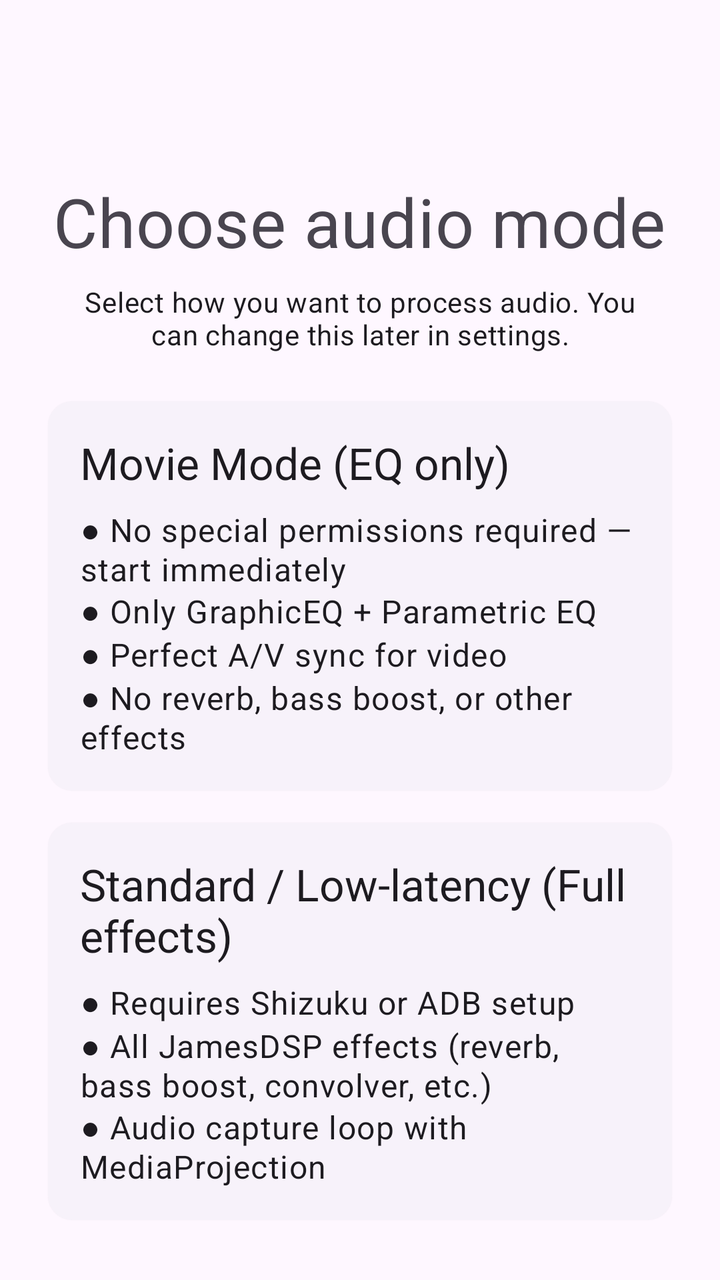
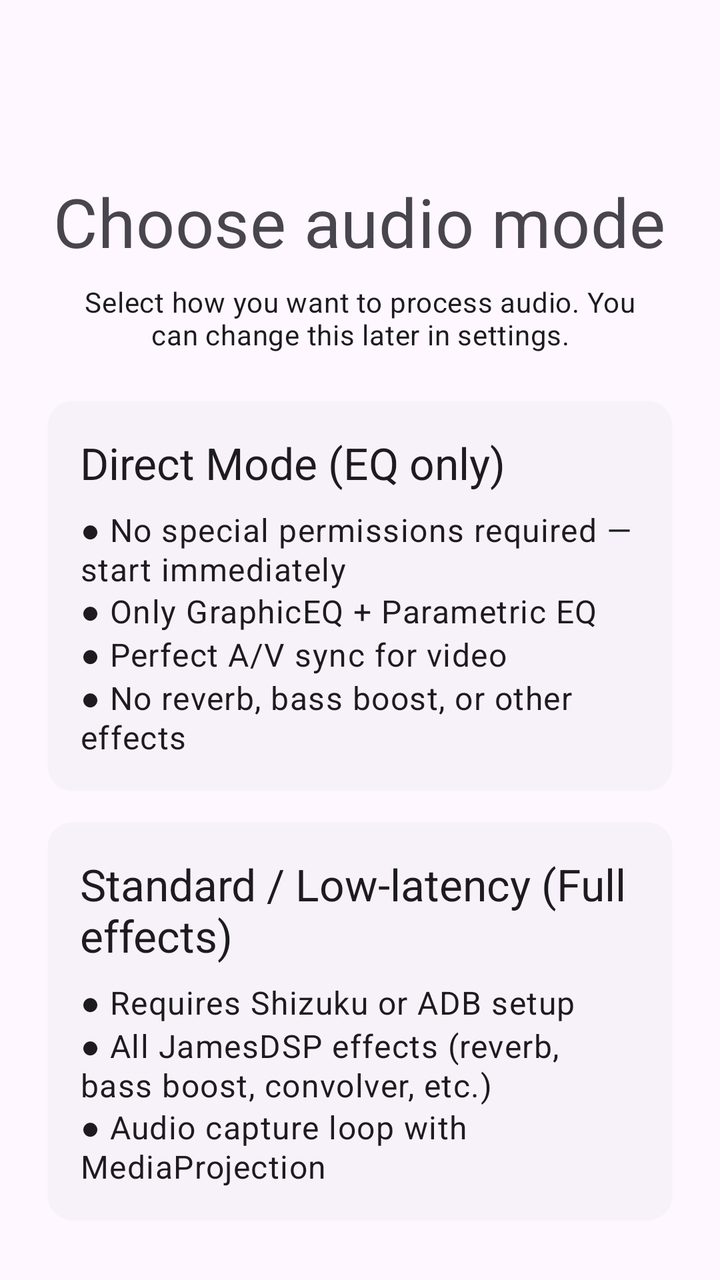

Compare the two renders of this Android layout. The source of the first and the diff that turns it into the second are given below.
<!-- AndroidManifest.xml: application theme Theme.RootlessJamesDSP -->
<!-- res/layout/onboarding_page7.xml -->
<?xml version="1.0" encoding="utf-8"?>
<LinearLayout xmlns:android="http://schemas.android.com/apk/res/android"
    xmlns:app="http://schemas.android.com/apk/res-auto"
    android:layout_width="match_parent"
    android:layout_height="match_parent"
    android:orientation="vertical"
    android:padding="16dp">

    <LinearLayout
        android:layout_width="match_parent"
        android:layout_height="wrap_content"
        android:orientation="vertical">
        <ImageView
            android:layout_width="64dp"
            android:layout_height="64dp"
            android:layout_gravity="center"
            android:layout_marginBottom="8dp"
            android:alpha="0.8"
            app:srcCompat="@drawable/ic_twotone_auto_fix_high_24"
            app:tint="?attr/colorOnSurface"
            android:importantForAccessibility="no" />

        <TextView
            android:layout_width="wrap_content"
            android:layout_height="match_parent"
            android:layout_gravity="center"
            android:text="@string/onboarding_mode_select_title"
            android:textAppearance="?attr/textAppearanceHeadline4" />

        <TextView
            android:layout_width="match_parent"
            android:layout_height="wrap_content"
            android:layout_marginTop="8dp"
            android:layout_marginHorizontal="16dp"
            android:gravity="center"
            android:text="@string/onboarding_mode_select_caption"
            android:textAppearance="?attr/textAppearanceBody2" />
    </LinearLayout>

    <ScrollView
        android:layout_marginTop="16dp"
        android:layout_width="match_parent"
        android:layout_height="match_parent">
        <LinearLayout
            android:layout_width="match_parent"
            android:layout_height="wrap_content"
            android:orientation="vertical">

            <com.google.android.material.card.MaterialCardView
                style="?attr/materialCardViewStyle"
                android:id="@+id/mode_movie_card"
                android:layout_width="match_parent"
                android:layout_height="wrap_content"
                android:layout_margin="8dp"
                android:clickable="true"
                android:focusable="true"
                app:contentPadding="16dp">
                <LinearLayout
                    android:layout_width="match_parent"
                    android:layout_height="wrap_content"
                    android:orientation="vertical">
                    <TextView
                        android:id="@+id/mode_movie_title"
                        android:layout_width="match_parent"
                        android:layout_height="wrap_content"
                        android:layout_marginBottom="8dp"
                        android:text="@string/onboarding_mode_movie_title"
                        android:textAppearance="?attr/textAppearanceTitleLarge" />
                    <TextView
                        android:id="@+id/mode_movie_body"
                        android:layout_width="match_parent"
                        android:layout_height="wrap_content"
                        android:text="@string/onboarding_mode_movie_body"
                        android:textAppearance="?attr/textAppearanceBody1" />
                </LinearLayout>
            </com.google.android.material.card.MaterialCardView>

            <com.google.android.material.card.MaterialCardView
                style="?attr/materialCardViewStyle"
                android:id="@+id/mode_capture_card"
                android:layout_width="match_parent"
                android:layout_height="wrap_content"
                android:layout_margin="8dp"
                android:clickable="true"
                android:focusable="true"
                app:contentPadding="16dp">
                <LinearLayout
                    android:layout_width="match_parent"
                    android:layout_height="wrap_content"
                    android:orientation="vertical">
                    <TextView
                        android:id="@+id/mode_capture_title"
                        android:layout_width="match_parent"
                        android:layout_height="wrap_content"
                        android:layout_marginBottom="8dp"
                        android:text="@string/onboarding_mode_capture_title"
                        android:textAppearance="?attr/textAppearanceTitleLarge" />
                    <TextView
                        android:id="@+id/mode_capture_body"
                        android:layout_width="match_parent"
                        android:layout_height="wrap_content"
                        android:text="@string/onboarding_mode_capture_body"
                        android:textAppearance="?attr/textAppearanceBody1" />
                </LinearLayout>
            </com.google.android.material.card.MaterialCardView>
        </LinearLayout>
    </ScrollView>

</LinearLayout>
<!-- resources referenced by this layout -->
<resources>
  <string name="onboarding_mode_capture_body">\u25CF Requires Shizuku or ADB setup\n\u25CF All JamesDSP effects (reverb, bass boost, convolver, etc.)\n\u25CF Audio capture loop with MediaProjection</string>
  <string name="onboarding_mode_capture_title">Standard / Low-latency (Full effects)</string>
  <string name="onboarding_mode_movie_body">\u25CF No special permissions required — start immediately\n\u25CF Only GraphicEQ + Parametric EQ\n\u25CF Perfect A/V sync for video\n\u25CF No reverb, bass boost, or other effects</string>
  <string name="onboarding_mode_movie_title">Movie Mode (EQ only)</string>
  <string name="onboarding_mode_select_caption">Select how you want to process audio. You can change this later in settings.</string>
  <string name="onboarding_mode_select_title">Choose audio mode</string>
  <style name="Theme.RootlessJamesDSP" parent="Base.Theme.RootlessJamesDSP" />
  <style name="Base.Theme.RootlessJamesDSP" parent="Theme.Material3.DayNight.NoActionBar">
          
          <item name="android:forceDarkAllowed" tools:targetApi="Q" tools:ignore="ObsoleteSdkInt">false</item>
  
          <item name="android:divider">@color/divider_default</item>
          <item name="android:statusBarColor">@android:color/transparent</item>
  
          
          
  
          <item name="materialSwitchStyle">@style/Widget.Material3.CompoundButton.MaterialSwitch</item>
          <item name="alertDialogTheme">@style/AppTheme.AlertDialogTheme</item>
          <item name="materialCardViewStyle">@style/Theme.RootlessJamesDSP.CardView</item>
          <item name="cardCornerRadius">@dimen/corner_radius</item>
      </style>
  <color name="divider_default">@color/md_black_1000_12</color>
  <style name="AppTheme.AlertDialogTheme" parent="@style/ThemeOverlay.Material3.MaterialAlertDialog">
          <item name="dialogCornerRadius">28dp</item>
          <item name="colorBackgroundFloating">?attr/colorSurface</item>
      </style>
  <style name="Theme.RootlessJamesDSP.CardView" parent="Widget.Material3.CardView.Elevated" />
  <color name="md_black_1000_12">#1F000000</color>
</resources>

<!-- the commit's change to res/layout/onboarding_page7.xml (unified diff, before → after) -->
@@ -48,7 +48,7 @@
 
             <com.google.android.material.card.MaterialCardView
                 style="?attr/materialCardViewStyle"
-                android:id="@+id/mode_movie_card"
+                android:id="@+id/mode_direct_card"
                 android:layout_width="match_parent"
                 android:layout_height="wrap_content"
                 android:layout_margin="8dp"
@@ -60,17 +60,17 @@
                     android:layout_height="wrap_content"
                     android:orientation="vertical">
                     <TextView
-                        android:id="@+id/mode_movie_title"
+                        android:id="@+id/mode_direct_title"
                         android:layout_width="match_parent"
                         android:layout_height="wrap_content"
                         android:layout_marginBottom="8dp"
-                        android:text="@string/onboarding_mode_movie_title"
+                        android:text="@string/onboarding_mode_direct_title"
                         android:textAppearance="?attr/textAppearanceTitleLarge" />
                     <TextView
-                        android:id="@+id/mode_movie_body"
+                        android:id="@+id/mode_direct_body"
                         android:layout_width="match_parent"
                         android:layout_height="wrap_content"
-                        android:text="@string/onboarding_mode_movie_body"
+                        android:text="@string/onboarding_mode_direct_body"
                         android:textAppearance="?attr/textAppearanceBody1" />
                 </LinearLayout>
             </com.google.android.material.card.MaterialCardView>
<!-- resource entries referenced after the edit -->
@@ -2,8 +2,8 @@
 <resources>
   <string name="onboarding_mode_capture_body">\u25CF Requires Shizuku or ADB setup\n\u25CF All JamesDSP effects (reverb, bass boost, convolver, etc.)\n\u25CF Audio capture loop with MediaProjection</string>
   <string name="onboarding_mode_capture_title">Standard / Low-latency (Full effects)</string>
-  <string name="onboarding_mode_movie_body">\u25CF No special permissions required — start immediately\n\u25CF Only GraphicEQ + Parametric EQ\n\u25CF Perfect A/V sync for video\n\u25CF No reverb, bass boost, or other effects</string>
-  <string name="onboarding_mode_movie_title">Movie Mode (EQ only)</string>
+  <string name="onboarding_mode_direct_body">\u25CF No special permissions required — start immediately\n\u25CF Only GraphicEQ + Parametric EQ\n\u25CF Perfect A/V sync for video\n\u25CF No reverb, bass boost, or other effects</string>
+  <string name="onboarding_mode_direct_title">Direct Mode (EQ only)</string>
   <string name="onboarding_mode_select_caption">Select how you want to process audio. You can change this later in settings.</string>
   <string name="onboarding_mode_select_title">Choose audio mode</string>
   <style name="Theme.RootlessJamesDSP" parent="Base.Theme.RootlessJamesDSP" />
